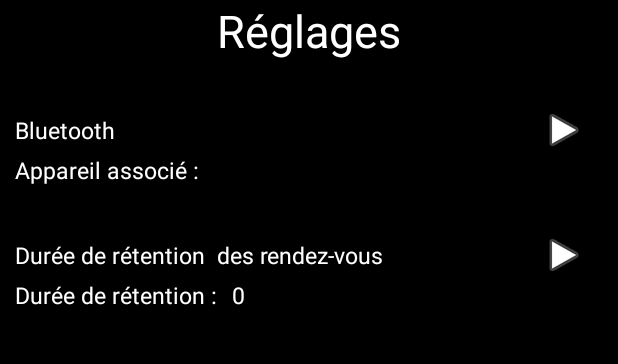
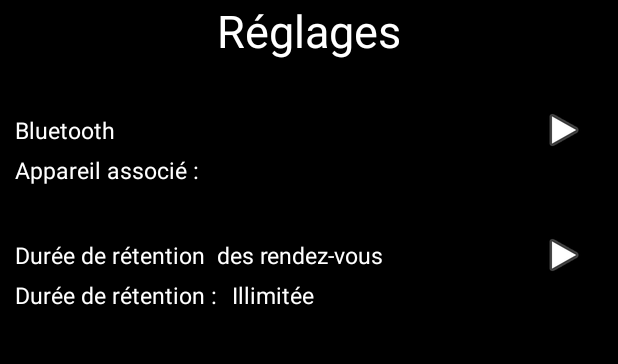
Before and after one commit to jhujube/pulsat, an Android app: the screen it shows after launch (SettingsActivity), after a tap on "Réglages", on a phone screen of 412 x 824 dp, the part 84-448 px from its top. Run offline under Robolectric (Android 15) with nearby library versions, the phone set to English and light mode, and no system bars; our stand-ins replace EventBus, Room's generated code.

Commit message:
Initial Pulsat Project

```diff
--- a/app/src/main/java/com/example/pulsat/activity/MainActivity.java
+++ b/app/src/main/java/com/example/pulsat/activity/MainActivity.java
@@ -18,6 +18,7 @@ import android.annotation.SuppressLint;
 import android.content.Context;
 import android.content.DialogInterface;
 import android.content.Intent;
+import android.content.SharedPreferences;
 import android.content.pm.PackageManager;
 import android.hardware.lights.LightState;
 import android.net.Uri;
@@ -34,6 +35,7 @@ import android.view.View;
 import android.widget.Chronometer;
 import android.widget.ImageButton;
 import android.widget.TextView;
+import android.widget.Toast;
 
 import com.example.pulsat.R;
 import com.example.pulsat.adapter.CustomAdapterHorizontal;
@@ -53,6 +55,10 @@ import org.greenrobot.eventbus.EventBus;
 import org.greenrobot.eventbus.Subscribe;
 import org.greenrobot.eventbus.ThreadMode;
 
+import java.security.Timestamp;
+import java.text.ParseException;
+import java.text.SimpleDateFormat;
+import java.time.LocalDateTime;
 import java.util.Date;
 import java.util.List;
 
@@ -144,13 +150,7 @@ public class MainActivity extends AppCompatActivity implements LifecycleOwner {
     @Override
     protected void onResume() {
         super.onResume();
-        List<Rdv> oldRdvs = rdvViewModel.getRdvBeforeDate(1654675200000L);
-        Date d = new Date();
-        CharSequence s  = DateFormat.format("d M yyyy", d.getTime());
-        Log.d(TAG, "onResume: "+s);
-        for (Rdv rdv : oldRdvs) {
-            Log.d(TAG, "onResume: old rdvs "+rdv.getDate());
-        }
+        rdvViewModel.deleteOldestRdvs();
     }
 
     @Override
--- a/app/src/main/java/com/example/pulsat/activity/SelectBtDevice.java
+++ b/app/src/main/java/com/example/pulsat/activity/SelectBtDevice.java
@@ -85,7 +85,7 @@ public class SelectBtDevice extends AppCompatActivity {
             @Override
             public void onItemClick(AdapterView<?> adapterView, View view, int index, long l) {
                 String selectedDevice = mDeviceList.get(index);
-                selectedDevice.replace(SELECTED,"");
+                selectedDevice = selectedDevice.replace(SELECTED,"");
                 Intent intent = new Intent();
                 intent.putExtra("SelectedDevice", selectedDevice);
                 setResult(Activity.RESULT_OK, intent);
--- a/app/src/main/java/com/example/pulsat/activity/SettingsActivity.java
+++ b/app/src/main/java/com/example/pulsat/activity/SettingsActivity.java
@@ -13,6 +13,7 @@ import android.widget.TextView;
 import android.widget.Toast;
 
 import androidx.appcompat.app.AppCompatActivity;
+import androidx.constraintlayout.widget.ConstraintLayout;
 
 import com.example.pulsat.R;
 import com.example.pulsat.event.ReloadSettingsEvent;
@@ -36,7 +37,7 @@ public class SettingsActivity extends AppCompatActivity {
 
         setContentView(R.layout.activity_settings);
 
-        TextView selectBtDevice = findViewById(R.id.bluetoothSelect);
+        ConstraintLayout selectBtDevice = findViewById(R.id.bluetooth);
         selectBtDevice.setOnClickListener(new View.OnClickListener() {
             @Override
             public void onClick(View view) {
@@ -47,7 +48,7 @@ public class SettingsActivity extends AppCompatActivity {
         selectedBtDevice = findViewById(R.id.bluetoothSelectedName);
         selectedBtDevice.setText(getBtDeviceName(btDevice));
 
-        TextView selectRdvLifetime = findViewById(R.id.rdvLife);
+        ConstraintLayout selectRdvLifetime = findViewById(R.id.rdvLifetime);
         selectRdvLifetime.setOnClickListener(new View.OnClickListener() {
             @Override
             public void onClick(View view) {
@@ -59,7 +60,7 @@ public class SettingsActivity extends AppCompatActivity {
 
 
         selectedRdvLifetime = findViewById(R.id.lifetime);
-        selectedRdvLifetime.setText(""+rdvLifetime);
+        selectedRdvLifetime.setText(lifeTimeToString(rdvLifetime));
 
         Button bt_cancel = findViewById(R.id.bt_cancel);
         bt_cancel.setOnClickListener(new View.OnClickListener()
@@ -95,7 +96,7 @@ public class SettingsActivity extends AppCompatActivity {
         if (requestCode == REQUEST_CODE_RDV_LIFETIME) {
             if (resultCode == Activity.RESULT_OK) {
                 rdvLifetime = data.getIntExtra("rdvLifetime",0);
-                selectedRdvLifetime.setText(""+rdvLifetime);
+                selectedRdvLifetime.setText(lifeTimeToString(rdvLifetime));
             }
         }
     }
@@ -110,7 +111,7 @@ public class SettingsActivity extends AppCompatActivity {
         Toast.makeText(this,"Réglages sauvegardés!",Toast.LENGTH_LONG).show();
     }
     private void loadSettings(){
-        SharedPreferences sharedPreferences= getSharedPreferences("pulsatSettings", Context.MODE_PRIVATE);
+        SharedPreferences sharedPreferences = getSharedPreferences("pulsatSettings", Context.MODE_PRIVATE);
 
         if(sharedPreferences!= null) {
             btDevice = sharedPreferences.getString("selectedBtDevice", "");
@@ -126,4 +127,27 @@ public class SettingsActivity extends AppCompatActivity {
         }
         return "";
     }
+    private String lifeTimeToString(int rdvLifetime){
+        switch (rdvLifetime){
+            case 0:
+                return "Illimitée";
+            case 1:
+                return "1 journée";
+            case 7:
+                return "1 semaine";
+            case 14:
+                return "2 semaines";
+            case 21:
+                return "3 semaines";
+            case 31:
+                return "1 mois";
+            case 62:
+                return "2 mois";
+            case 183:
+                return "6 mois";
+            case 365:
+                return "1 an";
+        }
+        return "?";
+    }
 }
--- a/app/src/main/java/com/example/pulsat/database/dao/RdvDao.java
+++ b/app/src/main/java/com/example/pulsat/database/dao/RdvDao.java
@@ -23,6 +23,9 @@ public interface RdvDao {
 
     @Query("SELECT * FROM Rdv WHERE mArrival < :timestampDate ORDER BY mArrival DESC")
     List<Rdv> getRdvBeforeDate(Long timestampDate);
+
+    @Query("DELETE FROM Rdv WHERE mArrival < :timestampDate")
+    int deleteRdvBeforeDate(Long timestampDate);
 
     @Query("SELECT * FROM Rdv WHERE mAddress = :Adress ORDER BY mArrival DESC")
     LiveData<List<Rdv>> getAdressRdv(String Adress);
--- a/app/src/main/java/com/example/pulsat/repository/RdvRepository.java
+++ b/app/src/main/java/com/example/pulsat/repository/RdvRepository.java
@@ -39,9 +39,12 @@ public class RdvRepository {
         return mListRdv;
     }
 
-    public List<Rdv> getRdvAfterDate(Long timestampDate){
+    public List<Rdv> getRdvBeforeDate(Long timestampDate){
         listRdv = mRdvDao.getRdvBeforeDate(timestampDate);
         return listRdv;
+    }
+    public void deleteRdvBeforeDate(Long timestampDate){
+        mRdvDao.deleteRdvBeforeDate(timestampDate);
     }
 
     public LiveData<List<Rdv>> getAllDates() {
--- a/app/src/main/java/com/example/pulsat/viewmodel/RdvViewModel.java
+++ b/app/src/main/java/com/example/pulsat/viewmodel/RdvViewModel.java
@@ -1,6 +1,10 @@
 package com.example.pulsat.viewmodel;
 
 import android.app.Application;
+import android.content.Context;
+import android.content.SharedPreferences;
+import android.util.Log;
+import android.widget.Toast;
 
 import androidx.lifecycle.AndroidViewModel;
 import androidx.lifecycle.LiveData;
@@ -10,11 +14,15 @@ import com.example.pulsat.model.DayRdv;
 import com.example.pulsat.model.Rdv;
 import com.example.pulsat.repository.RdvRepository;
 
+import java.text.ParseException;
+import java.text.SimpleDateFormat;
 import java.util.ArrayList;
+import java.util.Date;
 import java.util.List;
 
 public class RdvViewModel extends AndroidViewModel {
-
+    final static long MILLISECONDS_IN_A_DAY = 86400000;
+    final static String TAG = "RDVVIEWMODEL";
     private RdvRepository mRdvRepository;
     private LiveData<List<Rdv>> mListRdvs;
     private MutableLiveData<List<LiveData<List<Rdv>>>> mListRdvByDate;
@@ -42,7 +50,7 @@ public class RdvViewModel extends AndroidViewModel {
     public LiveData<Rdv> getCurrentRdv(){
         return mRdvRepository.getCurrentRdv();
     }
-    public List<Rdv> getRdvBeforeDate(Long timestampDate) {return mRdvRepository.getRdvAfterDate(timestampDate); }
+    public List<Rdv> getRdvBeforeDate(Long timestampDate) {return mRdvRepository.getRdvBeforeDate(timestampDate); }
 
     public void insertRdv(Rdv rdv) {
         mRdvRepository.insertRdv(rdv);
@@ -60,5 +68,27 @@ public class RdvViewModel extends AndroidViewModel {
     public void deleteAll() {
         mRdvRepository.deleteAll();
     }
+    public void deleteOldestRdvs(){
+        SimpleDateFormat formatter = new SimpleDateFormat("dd-MM-yyyy");
+        String st = formatter.format(System.currentTimeMillis());
+        Date date = null;
+        try {
+            date = (Date)formatter.parse(st);
+        } catch (ParseException e) {
+            e.printStackTrace();
+        }
+        int rdvLifetime = getRdvLifetime();
+        if (rdvLifetime>0) {
+            mRdvRepository.deleteRdvBeforeDate(date.getTime() - rdvLifetime * MILLISECONDS_IN_A_DAY);
+        }
+    }
+    private int getRdvLifetime(){
+        SharedPreferences sharedPreferences = getApplication().getSharedPreferences("pulsatSettings", Context.MODE_PRIVATE);
 
+        if(sharedPreferences!= null) {
+            return sharedPreferences.getInt("selectedLifetime", 0);
+        } else {
+            return 0;
+        }
+    }
 }
--- a/app/src/main/res/layout/activity_settings.xml
+++ b/app/src/main/res/layout/activity_settings.xml
@@ -23,26 +23,27 @@
         android:layout_width="match_parent"
         android:layout_height="wrap_content"
         android:layout_below="@+id/title"
+        android:clickable="true"
         android:layout_marginTop="30dp">
 
         <TextView
             android:id="@+id/bluetoothSelect"
             android:layout_width="wrap_content"
             android:layout_height="wrap_content"
-            app:layout_constraintLeft_toLeftOf="parent"
-            app:layout_constraintBottom_toBottomOf="parent"
-            app:layout_constraintTop_toTopOf="parent"
             android:layout_marginStart="10sp"
             android:text="Bluetooth"
             android:textColor="@color/white"
-            android:textSize="15sp" />
+            android:textSize="15sp"
+            app:layout_constraintBottom_toBottomOf="parent"
+            app:layout_constraintLeft_toLeftOf="parent"
+            app:layout_constraintTop_toTopOf="parent" />
 
         <ImageView
             android:layout_width="wrap_content"
             android:layout_height="wrap_content"
+            android:layout_marginEnd="20sp"
             app:layout_constraintRight_toRightOf="parent"
             app:layout_constraintTop_toTopOf="parent"
-            android:layout_marginEnd="20sp"
             app:srcCompat="@android:drawable/ic_media_play" />
 
     </androidx.constraintlayout.widget.ConstraintLayout>
```
Also changed, not shown: app/src/main/java/com/example/pulsat/activity/SelectLifetimeRdvActivity.java (+33 -1 lines).
